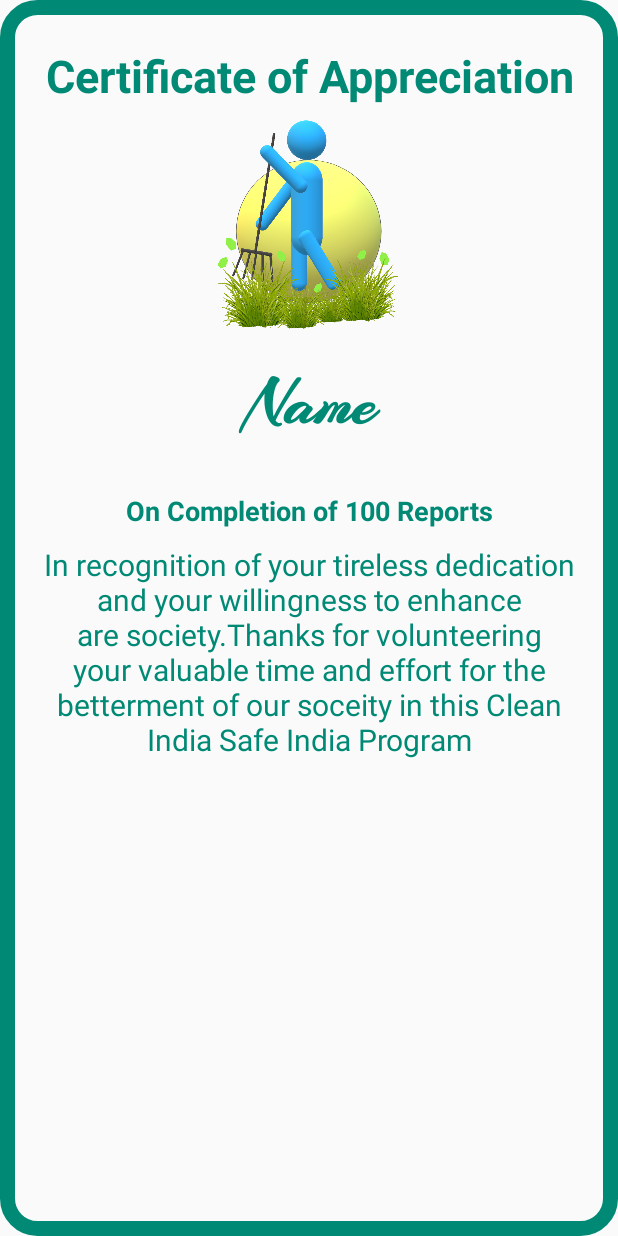
After one commit to anchitgupt/swatch-bharat-solution, an Android app: the layout activity_certificate.xml on its own in the app's theme, with its tools: preview values and no code run, on a phone screen of 412 x 824 dp. The commit adds this screen. Run offline under Robolectric (Android 15) with nearby library versions, the phone set to English and light mode, and no system bars; network calls fail.

Commit message:
Added Certificate
Signed-off-by: Anchit Gupta <anchitgupt2012@gmail.com>

```diff
--- a/app/build.gradle
+++ b/app/build.gradle
@@ -44,5 +44,7 @@ dependencies {
     compile 'com.google.android.gms:play-services-places:11.8.0'
     compile 'com.google.android.gms:play-services-location:11.8.0'
     compile 'com.google.android.gms:play-services-maps:11.8.0'
+    compile 'de.hdodenhof:circleimageview:2.2.0'
+    compile 'com.akexorcist:RoundCornerProgressBar:2.0.3'
 }
 apply plugin: 'com.google.gms.google-services'
--- a/app/src/main/java/ateam/com/clean/Adapter/ReportAdapter.java
+++ b/app/src/main/java/ateam/com/clean/Adapter/ReportAdapter.java
@@ -150,6 +150,7 @@ public class ReportAdapter extends RecyclerView.Adapter<ReportAdapter.ViewHolder
             cardView = itemView.findViewById(R.id.report_card);
             reportStatusValue = itemView.findViewById(R.id.report_status_value);
             reportLocationValue.setMovementMethod(new ScrollingMovementMethod());
+            reportStatusValue.setMovementMethod(new ScrollingMovementMethod());
             progressBar = itemView.findViewById(R.id.progress);
         }
     }
--- a/app/src/main/java/ateam/com/clean/MainActivity.java
+++ b/app/src/main/java/ateam/com/clean/MainActivity.java
@@ -39,6 +39,7 @@ import org.json.JSONException;
 import java.util.ArrayList;
 import java.util.List;
 
+import ateam.com.clean.Data.Count;
 import ateam.com.clean.Data.User;
 import ateam.com.clean.Data.UserData;
 
@@ -109,8 +110,8 @@ public class MainActivity extends AppCompatActivity implements View.OnClickListe
                 }
 
                 //final String id = reference.push().getKey();
-
-                final UserData userData = new UserData(userID, username, date, city, state, email);
+                Count count = new Count(0,0,0,0);
+                final UserData userData = new UserData(userID, username, date, city, state, email, count);
 
                 alert.setMessage("Registering...");
                 alert.show();
--- a/app/src/main/java/ateam/com/clean/MainScreen.java
+++ b/app/src/main/java/ateam/com/clean/MainScreen.java
@@ -45,6 +45,7 @@ import ateam.com.clean.Data.User;
 import ateam.com.clean.Feed.FeedActivity;
 import ateam.com.clean.Geofence.*;
 import ateam.com.clean.Map.DustbinLocator;
+import ateam.com.clean.Profile.UserProfile;
 
 public class MainScreen extends AppCompatActivity
         implements NavigationView.OnNavigationItemSelectedListener, ValueEventListener, View.OnClickListener {
@@ -238,6 +239,9 @@ public class MainScreen extends AppCompatActivity
         else if(id == R.id.menu_item_feed){
             Intent intent = new Intent(getApplicationContext(), FeedActivity.class);
             startActivity(intent);
+        } else if(id == R.id.profile){
+            Intent intent = new Intent(getApplicationContext(), UserProfile.class);
+            startActivity(intent);
         }
 
         DrawerLayout drawer = findViewById(R.id.drawer_layout);
--- /dev/null
+++ b/app/src/main/res/drawable/customborder.xml
@@ -0,0 +1,6 @@
+<?xml version="1.0" encoding="UTF-8"?>
+<shape xmlns:android="http://schemas.android.com/apk/res/android" android:shape="rectangle">
+    <corners android:radius="20dp"/>
+    <padding android:left="10dp" android:right="10dp" android:top="10dp" android:bottom="10dp"/>
+    <stroke android:width="10dp" android:color="#008975"/>
+</shape>
--- /dev/null
+++ b/app/src/main/res/layout/activity_certificate.xml
@@ -0,0 +1,68 @@
+<?xml version="1.0" encoding="utf-8"?>
+<LinearLayout xmlns:android="http://schemas.android.com/apk/res/android"
+    xmlns:app="http://schemas.android.com/apk/res-auto"
+    xmlns:tools="http://schemas.android.com/tools"
+    android:layout_width="match_parent"
+    android:layout_height="match_parent"
+    android:orientation="vertical"
+    tools:context="ateam.com.clean.Certificate.Certificate">
+
+<LinearLayout
+    android:id="@+id/view"
+    android:background="@drawable/customborder"
+    android:orientation="vertical"
+    android:layout_width="match_parent"
+    android:layout_height="match_parent">
+    <TextView
+        android:layout_marginTop="20dp"
+        android:textStyle="bold"
+        android:text="Certificate of Appreciation"
+        android:textAlignment="center"
+        android:textColor="#008975"
+        android:textSize="30sp"
+        android:layout_gravity="center_horizontal"
+        android:layout_width="match_parent"
+        android:layout_height="wrap_content" />
+
+    <ImageView
+        android:layout_width="match_parent"
+        android:layout_height="150dp"
+        android:src="@drawable/appicon" />
+
+    <TextView
+        android:id="@+id/certificate_user"
+        android:layout_width="364dp"
+        android:layout_height="67dp"
+        android:layout_gravity="center_horizontal"
+        android:layout_margin="20dp"
+        android:fontFamily="@font/arizonia"
+        android:text="Name"
+        android:textAlignment="center"
+        android:textColor="#008975"
+        android:textSize="45sp"
+        android:textStyle="bold" />
+
+    <TextView
+        android:id="@+id/certificate_type"
+        android:text="On Completion of 100 Reports"
+        android:textAlignment="center"
+        android:textColor="#008975"
+        android:textSize="18sp"
+        android:textStyle="bold"
+        android:layout_gravity="center_horizontal"
+        android:layout_width="match_parent"
+        android:layout_height="wrap_content" />
+
+    <TextView
+        android:id="@+id/certificate_text"
+        android:textColor="#008975"
+        android:textSize="20sp"
+        android:layout_margin="10dp"
+        android:layout_gravity="center_horizontal"
+        android:text="@string/certificate_text"
+        android:layout_width="match_parent"
+        android:textAlignment="center"
+        android:layout_height="wrap_content"
+        />
+  </LinearLayout>
+</LinearLayout>
--- a/app/src/main/res/layout/feed.xml
+++ b/app/src/main/res/layout/feed.xml
@@ -30,7 +30,7 @@
             <LinearLayout
                 android:padding="5dp"
                 android:layout_width="match_parent"
-                android:layout_height="30dp"
+                android:layout_height="wrap_content"
                 android:orientation="horizontal">
 
                 <TextView
--- a/app/src/main/res/layout/report_list.xml
+++ b/app/src/main/res/layout/report_list.xml
@@ -36,7 +36,7 @@
             <LinearLayout
                 android:padding="5dp"
                 android:layout_width="match_parent"
-                android:layout_height="30dp"
+                android:layout_height="wrap_content"
                 android:orientation="horizontal">
 
                 <TextView
@@ -51,6 +51,7 @@
                     android:id="@+id/report_status_value"
                     android:layout_width="match_parent"
                     android:layout_height="wrap_content"
+                    android:nestedScrollingEnabled="true"
                     android:textColor="#ff0000"
                     />
             </LinearLayout>
--- a/app/src/main/res/menu/activity_main_screen_drawer.xml
+++ b/app/src/main/res/menu/activity_main_screen_drawer.xml
@@ -1,6 +1,11 @@
 <?xml version="1.0" encoding="utf-8"?>
 <menu xmlns:android="http://schemas.android.com/apk/res/android">
 
+    <item
+        android:id="@+id/profile"
+        android:tooltipText="User Profile"
+        android:title="Profile"
+        />
     <item
         android:id="@+id/menu_item_feed"
         android:tooltipText="Feeds Around The City"
--- a/app/src/main/res/values/strings.xml
+++ b/app/src/main/res/values/strings.xml
@@ -98,6 +98,7 @@
         functionality.</string>
     <string name="settings">Settings</string>
     <string name="geofence_transition_dwell">DWELL</string>
-
+    <string name="action_share">Share</string>
+    <string name="certificate_text"> In recognition of your tireless dedication and your willingness to enhance are society.Thanks for volunteering your valuable time and effort for the betterment of our soceity in this Clean India Safe India Program</string>
 
 </resources>
```
Also changed, not shown: app/src/main/AndroidManifest.xml (+18 -7 lines), app/src/main/java/ateam/com/clean/Certificate/Certificate.java (added, +115 -0 lines), app/src/main/java/ateam/com/clean/Data/Count.java (added, +42 -0 lines), app/src/main/java/ateam/com/clean/Data/UserData.java (+36 -6 lines), app/src/main/java/ateam/com/clean/Notifications/FirebaseCloudNotify.java (+34 -12 lines), app/src/main/java/ateam/com/clean/Profile/UserProfile.java (added, +93 -0 lines), app/src/main/res/drawable-mdpi/ic_menu_share.xml (added, +9 -0 lines), app/src/main/res/layout/activity_user_profile.xml (added, +157 -0 lines), app/src/main/res/menu/menu_certificate.xml (added, +11 -0 lines), app/src/main/res/font/arizonia.ttf (added).
